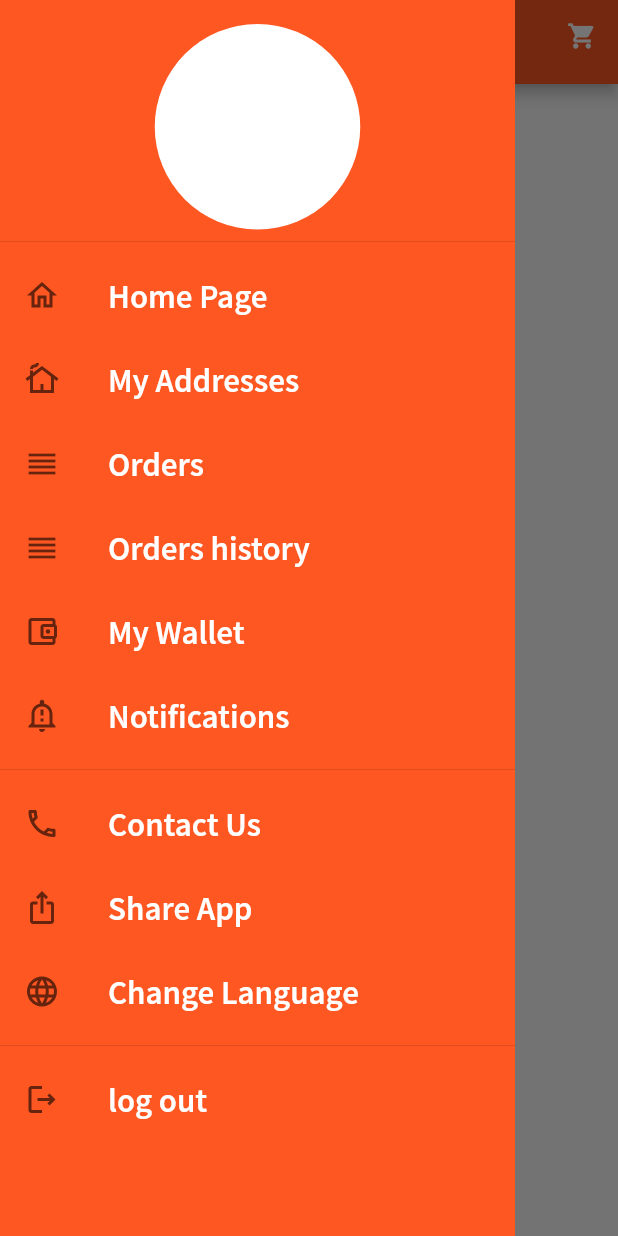
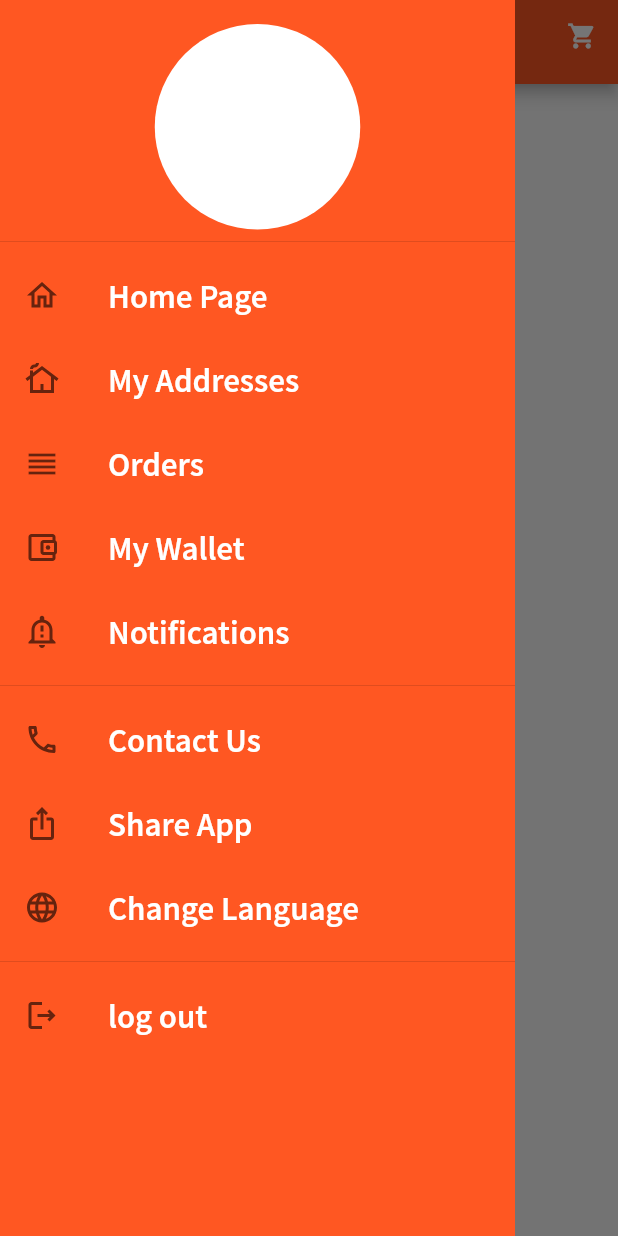
Before and after one commit to Nader15/gas_express, a Flutter app: the OrdersScreen screen opened directly, with the side drawer open, on a phone screen of 412 x 824 dp. Run offline on Flutter 3.47's test engine with Material 2 defaults, Android fonts, the phone set to English and light mode, and no system bars; our stand-ins replace carousel_slider, dio, flutter_svg, google_maps_flutter, image_picker, localize_and_translate and 3 more; missing offline and left inert: flutter_statusbarcolor, geocoder, xs_progress_hud; accounts and stored records are empty.

Commit message:
adding orders history

```diff
--- a/lib/ui/Orders/OrdersModel.dart
+++ b/lib/ui/Orders/OrdersModel.dart
@@ -120,7 +120,7 @@ class OrderItem {
     orderstatus = json['orderstatus'];
     laststatusdatetime = json['laststatusdatetime'];
     location = json['location'];
-    discountValue = json['discount_value'];
+    discountValue = json['discount_value']??0;
     customerid = json['customerid'];
     driverid = json['driverid'];
     customeraddress = json['customeraddress'];
--- a/lib/ui/Orders/OrdersScreen.dart
+++ b/lib/ui/Orders/OrdersScreen.dart
@@ -14,6 +14,7 @@ import 'package:gas_express/utils/global_vars.dart';
 import 'package:gas_express/utils/navigator.dart';
 import 'package:gas_express/utils/static_ui.dart';
 import 'package:gas_express/utils/toast.dart';
+import 'package:localize_and_translate/localize_and_translate.dart';
 import 'package:url_launcher/url_launcher.dart';
 
 class OrdersScreen extends StatefulWidget {
@@ -26,6 +27,23 @@ class _OrdersScreenState extends State<OrdersScreen> {
 
   OrdersModel OrderModel;
   List<OrderItem> currentOrdersList = List();
+  List<OrderItem> HistoryOrdersList = List();
+
+  gettingHistoryData() {
+    setState(() {
+      HistoryOrdersList.clear();
+
+      Api(context, _scaffoldKey).ordersHistoryListApi().then((value) {
+        OrderModel = value;
+        OrderModel.results.forEach((element) {
+          setState(() {
+            HistoryOrdersList.add(element);
+          });
+        });
+        // ordersList=ordersList.reversed.toList();
+      });
+    });
+  }
   @override
   void initState() {
     // TODO: implement initState
@@ -50,6 +68,7 @@ class _OrdersScreenState extends State<OrdersScreen> {
         });
         // ordersList=ordersList.reversed.toList();
       });
+      gettingHistoryData();
     });
   }
 
@@ -79,15 +98,150 @@ class _OrdersScreenState extends State<OrdersScreen> {
                     });
                   });
                 },
-                child: ListView.builder(
-                    // physics: NeverScrollableScrollPhysics(),
-                    // shrinkWrap: true,
-                    itemCount: currentOrdersList.length,
-                    itemBuilder: (BuildContext context, int index) {
-                      return ItemWidget(currentOrdersList[index]);
-                    }),
+                child: SingleChildScrollView(
+                  child: Column(
+                    children: [
+                      ListView.builder(
+                          physics: NeverScrollableScrollPhysics(),
+                          shrinkWrap: true,
+                          itemCount: currentOrdersList.length,
+                          itemBuilder: (BuildContext context, int index) {
+                            return ItemWidget(currentOrdersList[index]);
+                          }),
+SizedBox(height: 30,),
+                      Container(
+                        padding: EdgeInsets.only(left: 10,right: 10),
+                        alignment:translator.currentLanguage=='ar'? Alignment.centerRight:Alignment.centerLeft,
+                        child: Text(getTranslated(context, "PreviousOrders"),
+                            style: TextStyle(
+                              fontWeight: FontWeight.w100,
+                              fontSize: 20,
+                            )),
+                      ),
+                      SizedBox(
+                        height: 10,
+                      ),
+                      Card(
+                        elevation: 10,
+                        child: Padding(
+                          padding: const EdgeInsets.all(10.0),
+                          child: Column(
+                            crossAxisAlignment: CrossAxisAlignment.start,
+                            children: [
+                              Container(
+                                width: MediaQuery.of(context).size.width / 1.6,
+                                child: Row(
+                                  mainAxisAlignment:
+                                  MainAxisAlignment.spaceBetween,
+                                  children: [
+                                    Text(getTranslated(context, "Number"),
+                                        style: TextStyle(
+                                          fontWeight: FontWeight.w100,
+                                          fontSize: 15,
+                                        )),
+                                    Text(getTranslated(context, "Date"),
+                                        style: TextStyle(
+                                          fontWeight: FontWeight.w100,
+                                          fontSize: 15,
+                                        )),
+                                    Text(getTranslated(context, "Status"),
+                                        style: TextStyle(
+                                          fontWeight: FontWeight.w100,
+                                          fontSize: 15,
+                                        )),
+                                    Text(getTranslated(context, "Value"),
+                                        style: TextStyle(
+                                          fontWeight: FontWeight.w100,
+                                          fontSize: 15,
+                                        )),
+                                  ],
+                                ),
+                              ),
+                              SizedBox(
+                                height: 20,
+                              ),
+                              ListView.builder(
+                                  physics: NeverScrollableScrollPhysics(),
+                                  shrinkWrap: true,
+                                  itemCount: HistoryOrdersList.length,
+                                  itemBuilder: (BuildContext context, int index) {
+                                    return recentOrders(HistoryOrdersList[index].orderstatus=='canceled'?false:true,HistoryOrdersList[index]);
+                                  }),
+
+                            ],
+                          ),
+                        ),
+                      ),
+
+                    ],
+                  ),
+                ),
               ),
             ),
+    );
+  }
+  Widget recentOrders(bool status,OrderItem orderItem) {
+    return Column(
+      children: [
+        Row(
+          mainAxisAlignment: MainAxisAlignment.spaceBetween,
+          children: [
+            Container(
+              width: MediaQuery.of(context).size.width / 1.7,
+              child: Row(
+                mainAxisAlignment: MainAxisAlignment.spaceBetween,
+                children: [
+                  Text("12500",
+                      style: TextStyle(
+                        color: status == true ? greenAppColor : redColor,
+                        fontWeight: FontWeight.w100,
+                        fontSize: 15,
+                      )),
+                  Text("1/2/2022",
+                      style: TextStyle(
+                        color: status == true ? greenAppColor : redColor,
+                        fontWeight: FontWeight.w100,
+                        fontSize: 15,
+                      )),
+                  Text(
+                      // status == true
+                      //     ?
+                      orderItem.orderstatus,
+                          // : getTranslated(context, "Canceled"),
+                      style: TextStyle(
+                        color: status == true ? greenAppColor : redColor,
+                        fontWeight: FontWeight.w100,
+                        fontSize: 15,
+                      )),
+                  // orderItem.discountValue==null?Text("${orderItem.totalprice}"):   Text("${((orderItem.totalprice)-(orderItem.discountValue.toString()=="null"?0:orderItem.discountValue)) }",
+                  Text("${ ((orderItem.totalprice??0)-( orderItem.discountValue??0)).isNegative}",
+                      style: TextStyle(
+                        color: status == true ? greenAppColor : redColor,
+                        fontWeight: FontWeight.w100,
+                        fontSize: 15,
+                      )),
+                ],
+              ),
+            ),
+            InkWell(onTap: (){
+              navigateAndKeepStack(context, OrderDetails(orderItem));
+
+            },
+              child: Container(
+                padding: EdgeInsets.all(5),
+                decoration: BoxDecoration(
+                  color: status == true ? greenAppColor : redColor,
+                ),
+                child: Text(
+                  getTranslated(context, "Details"),
+                  style: TextStyle(color: whiteColor),
+                ),
+              ),
+            )
+          ],
+        ),
+        CustomDivider(),
+      ],
     );
   }
   Widget ItemWidget(OrderItem orderItem){
@@ -185,7 +339,7 @@ class _OrdersScreenState extends State<OrdersScreen> {
                     SizedBox(
                       width: 10,
                     ),
-               orderItem.orderstatus != "done"||    orderItem.orderstatus != "canceled"?
+               orderItem.orderstatus != "done"&&    orderItem.orderstatus != "canceled"?
                     InkWell(
                       onTap: () {
                         Api(context, _scaffoldKey).cancelOrder(orderItem.id).then((value) {
@@ -227,53 +381,6 @@ class _OrdersScreenState extends State<OrdersScreen> {
       ),
     );
   }
-  // Widget OrderWidget(OrderItem orderItem){
-  //   return Padding(
-  //     padding: EdgeInsets.only(left: 20,right: 20),
-  //     child: Card(
-  //       child: Container(
-  //         child: Column(
-  //           children: [
-  //             Row(
-  //             mainAxisAlignment: MainAxisAlignment.spaceEvenly,
-  //             crossAxisAlignment: CrossAxisAlignment.center,
-  //             children: [
-  //
-  //             Text(getTranslated(context, 'orderNo'),style: TextStyle(color: Colors.red),),Text("${orderItem.id}",style: TextStyle(color: Colors.green),),
-  //       ],),
-  //
-  //             SizedBox(height: 10,),
-  //
-  //             Row(
-  //               mainAxisAlignment: MainAxisAlignment.spaceEvenly,
-  //               crossAxisAlignment: CrossAxisAlignment.center,
-  //               children: [                  Text(getTranslated(context, 'orderState'),style: TextStyle(color: Colors.green,),),
-  //
-  //                 Text("${orderItem.orderstatus}",style: TextStyle(color: Colors.red,fontSize: 20),),
-  //               ],),
-  //
-  //             SizedBox(height: 10,),
-  //             Row(
-  //               mainAxisAlignment: MainAxisAlignment.spaceEvenly,
-  //               crossAxisAlignment: CrossAxisAlignment.center,
-  //               children: [
-  //                 InkWell(onTap: (){
-  //                   navigateAndClearStack(context, OrderDetailsScreen(orderItem));
-  //
-  //                 },
-  //                   child: Container(
-  //                       width: 100,height: 30,color: Colors.green,
-  //                       child: Center(child: Text(getTranslated(context, 'OrderDetails'),style: TextStyle(color: Colors.white),))),
-  //                 ),
-  //
-  //                 Icon(Icons.delete)
-  //               ],),
-  //
-  //             SizedBox(height: 10,),
-  //           ],
-  //         ),),
-  //     ),
-  //   );
-  // }
+
 
 }
--- a/lib/ui/Orders/order_status.dart
+++ b/lib/ui/Orders/order_status.dart
@@ -179,7 +179,7 @@ class _OrderDetailsState extends State<OrderDetails> {
                                     SizedBox(
                                       width: 10,
                                     ),
-                                    widget.orderItem.orderstatus != "done" ||
+                                    widget.orderItem.orderstatus != "done" &&
                                             widget.orderItem.orderstatus !=
                                                 "canceled"
                                         ? InkWell(
--- a/lib/ui/drawer.dart
+++ b/lib/ui/drawer.dart
@@ -70,16 +70,17 @@ class drawerList extends StatelessWidget {
               onTap: () {
                 navigateAndKeepStack(context, OrdersScreen());
               },
-            ),      ListTile(
-              leading: Icon(Icons.reorder_sharp,color: blackColor.withOpacity(0.6),),
-              title: Text(
-                getTranslated(context, 'ordersHistory'),
-                style: _textStyle,
-              ),
-              onTap: () {
-                navigateAndKeepStack(context, HistoryOrdersList());
-              },
             ),
+            // ListTile(
+            //   leading: Icon(Icons.reorder_sharp,color: blackColor.withOpacity(0.6),),
+            //   title: Text(
+            //     getTranslated(context, 'ordersHistory'),
+            //     style: _textStyle,
+            //   ),
+            //   onTap: () {
+            //     navigateAndKeepStack(context, HistoryOrdersList());
+            //   },
+            // ),
             ListTile(
               leading: SvgPicture.asset(
                 "assets/images/wallet.svg",
```
Also changed, not shown: lib/ui/Orders/History_orders_list.dart (+10 -10 lines).
